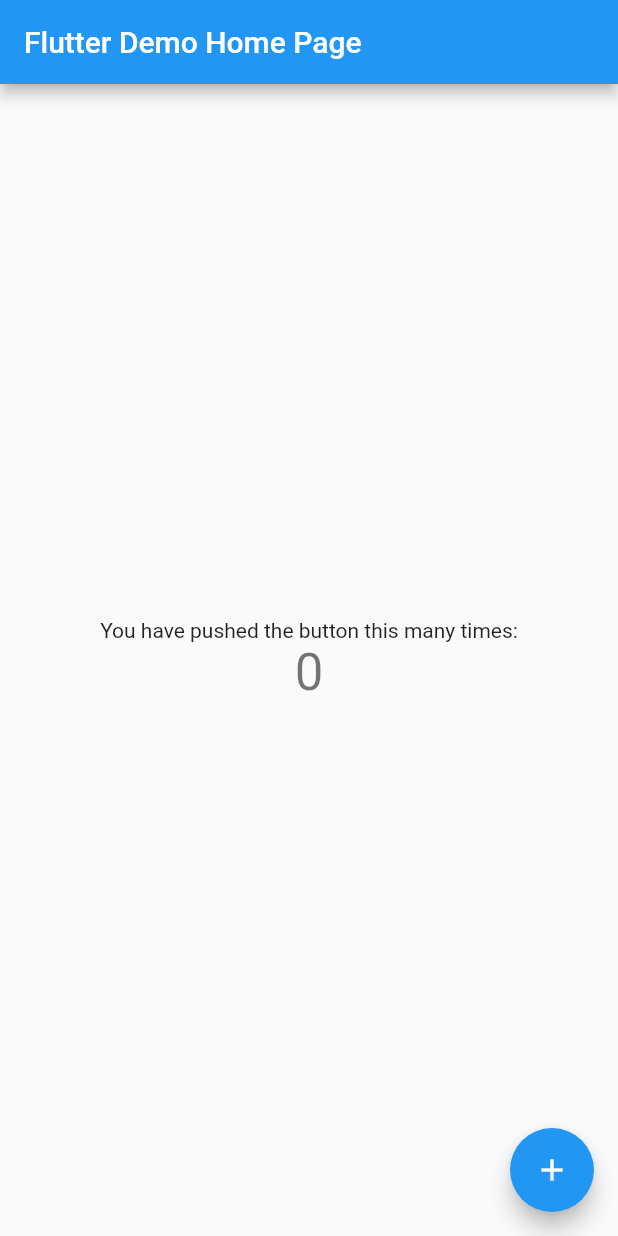
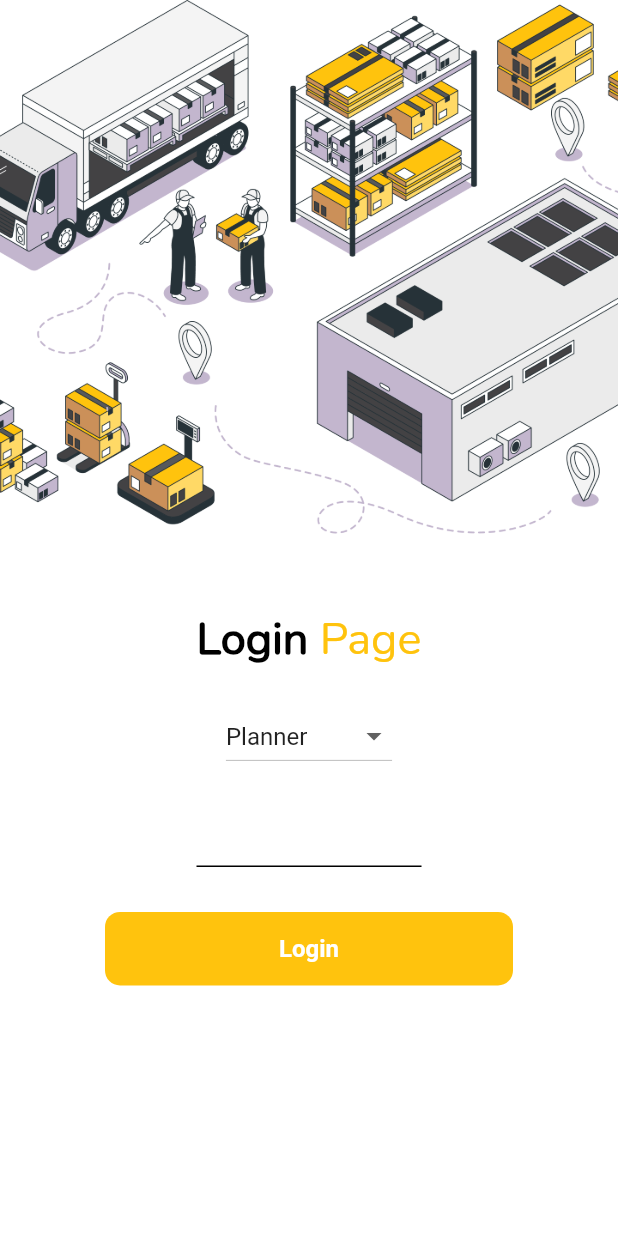
Before and after one commit to re11n/OrderManagement-NusaTech, a Flutter app: the screen it shows after launch, on a phone screen of 412 x 824 dp. Run offline on Flutter 3.47's test engine with Material 2 defaults, Android fonts, the phone set to English and light mode, and no system bars; our stand-ins replace cloud_firestore, firebase_auth, firebase_core; accounts and stored records are empty.

Commit message:
pembuatan login dan dashboard

```diff
--- /dev/null
+++ b/lib/components/login_button.dart
@@ -0,0 +1,37 @@
+import 'package:flutter/material.dart';
+
+// ignore: must_be_immutable
+class LoginButton extends StatelessWidget {
+  Function()? onTap;
+  final String text;
+
+  LoginButton({
+    super.key,
+    required this.onTap,
+    required this.text,
+  });
+
+  @override
+  Widget build(BuildContext context) {
+    return GestureDetector(
+      onTap: onTap,
+      child: Container(
+        padding: const EdgeInsets.all(15),
+        margin: const EdgeInsets.symmetric(horizontal: 70),
+        decoration: BoxDecoration(
+          color: Color(0xFFFFC30D),
+          borderRadius: BorderRadius.circular(10),
+        ),
+        child: Center(
+            child: Text(
+          text,
+          style: const TextStyle(
+            color: Colors.white,
+            fontWeight: FontWeight.bold,
+            fontSize: 16,
+          ),
+        )),
+      ),
+    );
+  }
+}
--- /dev/null
+++ b/lib/components/planner_form.dart
@@ -0,0 +1,17 @@
+import 'package:flutter/material.dart';
+import 'package:flutter/src/widgets/framework.dart';
+import 'package:flutter/src/widgets/placeholder.dart';
+
+class Planner_form extends StatefulWidget {
+  const Planner_form({super.key});
+
+  @override
+  State<Planner_form> createState() => _Planner_formState();
+}
+
+class _Planner_formState extends State<Planner_form> {
+  @override
+  Widget build(BuildContext context) {
+    return const Text('planner');
+  }
+}
--- a/lib/main.dart
+++ b/lib/main.dart
@@ -1,115 +1,29 @@
+import 'package:firebase_core/firebase_core.dart';
 import 'package:flutter/material.dart';
+import 'package:ordermanagement_nusatech/pages/auth_page.dart';
 
-void main() {
-  runApp(const MyApp());
+import 'pages/login.dart';
+
+Future<void> main() async {
+  WidgetsFlutterBinding.ensureInitialized();
+  await Firebase.initializeApp();
+  runApp(MyApp());
 }
 
-class MyApp extends StatelessWidget {
-  const MyApp({super.key});
+class MyApp extends StatefulWidget {
+  @override
+  _MyAppState createState() => _MyAppState();
+}
 
-  // This widget is the root of your application.
+class _MyAppState extends State<MyApp> {
   @override
   Widget build(BuildContext context) {
     return MaterialApp(
-      title: 'Flutter Demo',
+      debugShowCheckedModeBanner: false,
       theme: ThemeData(
-        // This is the theme of your application.
-        //
-        // Try running your application with "flutter run". You'll see the
-        // application has a blue toolbar. Then, without quitting the app, try
-        // changing the primarySwatch below to Colors.green and then invoke
-        // "hot reload" (press "r" in the console where you ran "flutter run",
-        // or simply save your changes to "hot reload" in a Flutter IDE).
-        // Notice that the counter didn't reset back to zero; the application
-        // is not restarted.
-        primarySwatch: Colors.blue,
+        primaryColor: Colors.blue[900],
       ),
-      home: const MyHomePage(title: 'Flutter Demo Home Page'),
+      home: AuthPage(),
     );
   }
 }
-
-class MyHomePage extends StatefulWidget {
-  const MyHomePage({super.key, required this.title});
-
-  // This widget is the home page of your application. It is stateful, meaning
-  // that it has a State object (defined below) that contains fields that affect
-  // how it looks.
-
-  // This class is the configuration for the state. It holds the values (in this
-  // case the title) provided by the parent (in this case the App widget) and
-  // used by the build method of the State. Fields in a Widget subclass are
-  // always marked "final".
-
-  final String title;
-
-  @override
-  State<MyHomePage> createState() => _MyHomePageState();
-}
-
-class _MyHomePageState extends State<MyHomePage> {
-  int _counter = 0;
-
-  void _incrementCounter() {
-    setState(() {
-      // This call to setState tells the Flutter framework that something has
-      // changed in this State, which causes it to rerun the build method below
-      // so that the display can reflect the updated values. If we changed
-      // _counter without calling setState(), then the build method would not be
-      // called again, and so nothing would appear to happen.
-      _counter++;
-    });
-  }
-
-  @override
-  Widget build(BuildContext context) {
-    // This method is rerun every time setState is called, for instance as done
-    // by the _incrementCounter method above.
-    //
-    // The Flutter framework has been optimized to make rerunning build methods
-    // fast, so that you can just rebuild anything that needs updating rather
-    // than having to individually change instances of widgets.
-    return Scaffold(
-      appBar: AppBar(
-        // Here we take the value from the MyHomePage object that was created by
-        // the App.build method, and use it to set our appbar title.
-        title: Text(widget.title),
-      ),
-      body: Center(
-        // Center is a layout widget. It takes a single child and positions it
-        // in the middle of the parent.
-        child: Column(
-          // Column is also a layout widget. It takes a list of children and
-          // arranges them vertically. By default, it sizes itself to fit its
-          // children horizontally, and tries to be as tall as its parent.
-          //
-          // Invoke "debug painting" (press "p" in the console, choose the
-          // "Toggle Debug Paint" action from the Flutter Inspector in Android
-          // Studio, or the "Toggle Debug Paint" command in Visual Studio Code)
-          // to see the wireframe for each widget.
-          //
-          // Column has various properties to control how it sizes itself and
-          // how it positions its children. Here we use mainAxisAlignment to
-          // center the children vertically; the main axis here is the vertical
-          // axis because Columns are vertical (the cross axis would be
-          // horizontal).
-          mainAxisAlignment: MainAxisAlignment.center,
-          children: <Widget>[
-            const Text(
-              'You have pushed the button this many times:',
-            ),
-            Text(
-              '$_counter',
-              style: Theme.of(context).textTheme.headlineMedium,
-            ),
-          ],
-        ),
-      ),
-      floatingActionButton: FloatingActionButton(
-        onPressed: _incrementCounter,
-        tooltip: 'Increment',
-        child: const Icon(Icons.add),
-      ), // This trailing comma makes auto-formatting nicer for build methods.
-    );
-  }
-}
--- /dev/null
+++ b/lib/pages/auth_page.dart
@@ -0,0 +1,24 @@
+import 'package:firebase_auth/firebase_auth.dart';
+import 'package:flutter/material.dart';
+import 'package:ordermanagement_nusatech/pages/dashboard.dart';
+import 'package:ordermanagement_nusatech/pages/login.dart';
+
+class AuthPage extends StatelessWidget {
+  const AuthPage({super.key});
+
+  @override
+  Widget build(BuildContext context) {
+    return Scaffold(
+      body: StreamBuilder<User?>(
+        stream: FirebaseAuth.instance.authStateChanges(),
+        builder: (context, snapshot) {
+          if (snapshot.hasData) {
+            return dashboard();
+          } else {
+            return Login();
+          }
+        },
+      ),
+    );
+  }
+}
--- /dev/null
+++ b/lib/pages/login.dart
@@ -0,0 +1,140 @@
+import 'package:firebase_auth/firebase_auth.dart';
+import 'package:flutter/material.dart';
+
+import '../components/login_button.dart';
+
+class Login extends StatefulWidget {
+  const Login({super.key});
+
+  @override
+  State<Login> createState() => _LoginState();
+}
+
+class _LoginState extends State<Login> {
+  String selectedValue = "planner@g.com";
+
+  final passwordController = TextEditingController();
+
+  void signUserIn() async {
+    showDialog(
+        context: context,
+        builder: (context) {
+          return const Center(
+            child: CircularProgressIndicator(),
+          );
+        });
+
+    try {
+      await FirebaseAuth.instance.signInWithEmailAndPassword(
+          email: selectedValue, password: passwordController.text);
+      // ignore: use_build_context_synchronously
+      Navigator.pop(context);
+    } on FirebaseAuthException catch (e) {
+      Navigator.pop(context);
+      if (e.code == 'wrong-password') {
+        wrongPasswordMessage();
+      }
+    }
+  }
+
+  void wrongPasswordMessage() {
+    showDialog(
+      context: context,
+      builder: (context) {
+        return const AlertDialog(
+          title: Text('Password salah'),
+        );
+      },
+    );
+  }
+
+  @override
+  Widget build(BuildContext context) {
+    return Scaffold(
+      backgroundColor: Colors.white,
+      body: SafeArea(
+          child: SingleChildScrollView(
+              child: Column(
+        children: [
+          Container(
+            width: MediaQuery.of(context).size.width,
+            child: Image.asset(
+              'lib/images/Illustration.png',
+              fit: BoxFit.cover,
+            ),
+          ),
+          const SizedBox(
+            height: 50,
+          ),
+          Row(
+            mainAxisAlignment: MainAxisAlignment.center,
+            children: const [
+              Text("Login ",
+                  style: TextStyle(
+                    color: Colors.black,
+                    fontFamily: 'nunito',
+                    fontSize: 30,
+                    fontWeight: FontWeight.bold,
+                  )),
+              Text('Page',
+                  style: TextStyle(
+                    color: Color(0xFFFFC30D),
+                    fontFamily: 'nunito',
+                    fontSize: 30,
+                  )),
+            ],
+          ),
+          const SizedBox(
+            height: 20,
+          ),
+          DropdownButton(
+              value: selectedValue,
+              onChanged: (String? newValue) {
+                setState(() {
+                  selectedValue = newValue!;
+                });
+              },
+              items: dropdownItems),
+          const SizedBox(
+            height: 15,
+          ),
+          SizedBox(
+            width: 150,
+            child: TextField(
+              controller: passwordController,
+              obscureText: true,
+              style: const TextStyle(color: Colors.black),
+              decoration: const InputDecoration(
+                enabledBorder: UnderlineInputBorder(
+                    borderSide: BorderSide(color: Colors.black)),
+                focusedBorder: UnderlineInputBorder(
+                    borderSide: BorderSide(color: Colors.black)),
+                hintText: 'Password',
+                hintStyle: TextStyle(color: Color.fromARGB(87, 255, 255, 255)),
+              ),
+            ),
+          ),
+          Padding(
+            padding: const EdgeInsets.only(top: 30),
+            child: LoginButton(
+              text: "Login",
+              onTap: signUserIn,
+            ),
+          ),
+        ],
+      ))),
+    );
+  }
+}
+
+List<DropdownMenuItem<String>> get dropdownItems {
+  List<DropdownMenuItem<String>> menuItems = [
+    const DropdownMenuItem(value: "planner@g.com", child: Text("Planner")),
+    const DropdownMenuItem(value: "warehouse@g.com", child: Text("Warehouse")),
+    const DropdownMenuItem(
+        value: "purchasing@g.com", child: Text("Purchasing")),
+    const DropdownMenuItem(
+        value: "grupleader@g.com", child: Text("Grup Leader")),
+  ];
+  return menuItems;
+}
```
Also changed, not shown: lib/components/grupleader_form.dart (added, +17 -0 lines), lib/components/purchasing_form.dart (added, +17 -0 lines), lib/components/warehouse_form.dart (added, +17 -0 lines), lib/pages/dashboard.dart (added, +161 -0 lines), pubspec.yaml (+9 -7 lines), lib/fonts/nunito.ttf (added), lib/images/Illustration.png (added), pubspec.lock, 7 other files.
